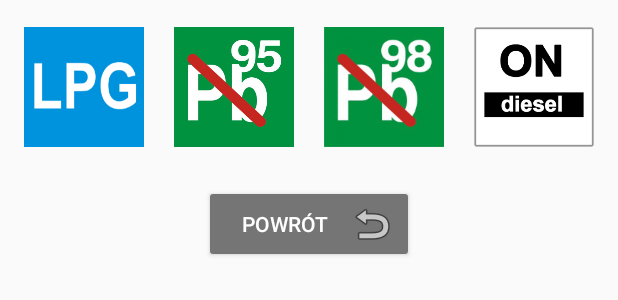
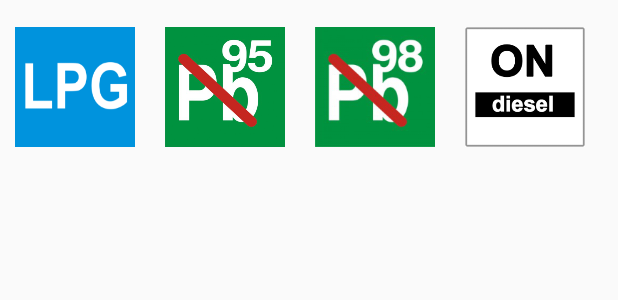
Before and after one commit to pekalam/FuelPrice, an Android app: the layout fuel_bottom_sheet.xml on its own in the app's theme, with its tools: preview values and no code run, on a phone screen of 412 x 824 dp. Shown: the top 300 px of the screen. Run offline under Robolectric (Android 15) with nearby library versions, the phone set to English and light mode, and no system bars.

Commit message:
poprawki+scrollview

```diff
--- a/aplikacja/app/src/main/java/com/projekt/fuelprice/FuelSelectionBottomSheetDialogFragment.java
+++ b/aplikacja/app/src/main/java/com/projekt/fuelprice/FuelSelectionBottomSheetDialogFragment.java
@@ -26,12 +26,6 @@
                              @Nullable Bundle savedInstanceState) {
 
         binding = DataBindingUtil.inflate(inflater, R.layout.fuel_bottom_sheet, container, false);
-        binding.buttonReturn.setOnClickListener(new View.OnClickListener() {
-            @Override
-            public void onClick(View v) {
-                dismiss();
-            }
-        });
 
         return binding.getRoot();
 
--- a/aplikacja/app/src/main/res/layout/fuel_bottom_sheet.xml
+++ b/aplikacja/app/src/main/res/layout/fuel_bottom_sheet.xml
@@ -16,6 +16,15 @@
         android:orientation="horizontal"
         android:paddingTop="10dp"
         android:paddingBottom="25dp">
+        <HorizontalScrollView
+            android:layout_width="match_parent"
+            android:layout_height="match_parent"
+            android:scrollbars="none">
+
+            <LinearLayout
+                android:layout_width="match_parent"
+                android:layout_height="match_parent"
+                android:visibility="visible">
 
                 <androidx.appcompat.widget.AppCompatButton
                     android:id="@+id/buttonLPG"
@@ -24,11 +33,10 @@
                     android:layout_marginLeft="10dp"
                     android:layout_marginRight="10dp"
                     android:background="@drawable/lpg"
-            android:foreground="?attr/selectableItemBackgroundBorderless"
                     android:clickable="true"
                     android:focusable="true"
-            android:gravity="center_horizontal|center_vertical"
-            />
+                    android:foreground="?attr/selectableItemBackgroundBorderless"
+                    android:gravity="center_horizontal|center_vertical" />
 
                 <Button
                     android:id="@+id/button95"
@@ -37,9 +45,9 @@
                     android:layout_marginLeft="10dp"
                     android:layout_marginRight="10dp"
                     android:background="@drawable/pb95"
-            android:foreground="?attr/selectableItemBackgroundBorderless"
                     android:clickable="true"
                     android:focusable="true"
+                    android:foreground="?attr/selectableItemBackgroundBorderless"
                     android:gravity="center_horizontal|center_vertical" />
 
                 <Button
@@ -49,9 +57,9 @@
                     android:layout_marginLeft="10dp"
                     android:layout_marginRight="10dp"
                     android:background="@drawable/pb98"
-            android:foreground="?attr/selectableItemBackgroundBorderless"
                     android:clickable="true"
                     android:focusable="true"
+                    android:foreground="?attr/selectableItemBackgroundBorderless"
                     android:gravity="center_horizontal|center_vertical" />
 
                 <Button
@@ -61,26 +69,16 @@
                     android:layout_marginLeft="10dp"
                     android:layout_marginRight="10dp"
                     android:background="@drawable/on"
-            android:foreground="?attr/selectableItemBackgroundBorderless"
                     android:clickable="true"
                     android:focusable="true"
+                    android:foreground="?attr/selectableItemBackgroundBorderless"
                     android:gravity="center_horizontal|center_vertical" />
 
             </LinearLayout>
 
-    <Button
-        android:id="@+id/buttonReturn"
-        android:layout_width="wrap_content"
-        android:layout_height="wrap_content"
-        android:layout_gravity="center|center_horizontal"
-        android:drawableRight="@android:drawable/ic_menu_revert"
-        android:minWidth="140dp"
-        android:text="Powrót"
-        android:textColor="@color/white"
-        app:backgroundTint="@color/gray"
-        android:foreground="?attr/selectableItemBackgroundBorderless"
-        android:clickable="true"
-        android:focusable="true"/>
+        </HorizontalScrollView>
+
+    </LinearLayout>
 
 </LinearLayout>
 </layout>
```
Also changed, not shown: aplikacja/app/src/main/res/layout/activity_powitanie.xml (+6 -3 lines), aplikacja/app/src/main/res/layout/fragment_gas_stations.xml (+1 -36 lines). Lines whose indentation alone changed are shown as unchanged.
